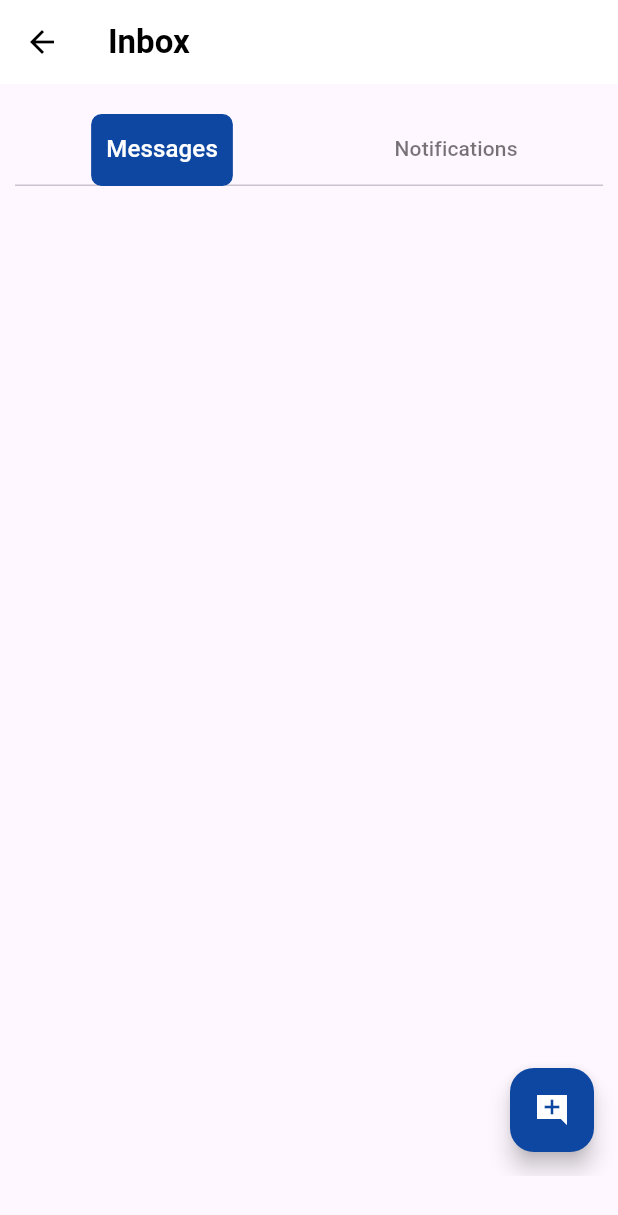
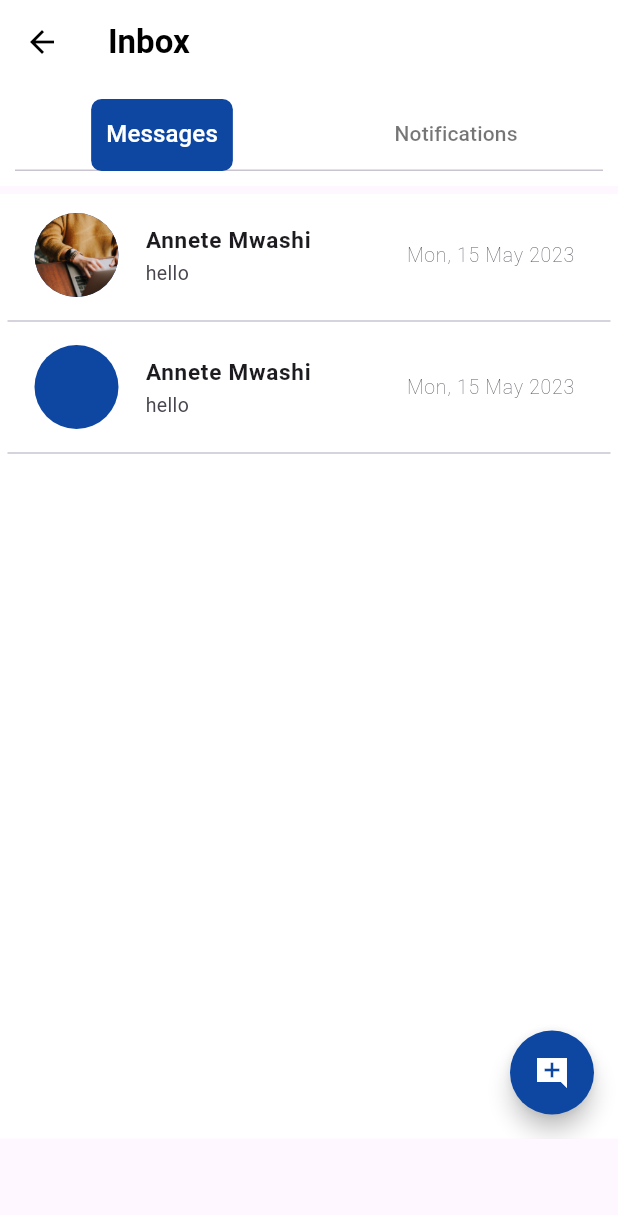
Before and after one commit to Bratipah/health_resources, a Flutter app: the screen it shows after launch, on a phone screen of 412 x 824 dp. Shown: the top 1215 px of the screen. Run offline on Flutter 3.47's test engine with Material 2 defaults, Android fonts, the phone set to English and light mode, and no system bars; our stand-ins replace equatable, flutter_bloc.

Commit message:
add messages

```diff
--- a/lib/core/features/inbox/presentation/widgets/Messages.dart
+++ b/lib/core/features/inbox/presentation/widgets/Messages.dart
@@ -11,14 +11,29 @@ class _MessagesState extends State<Messages> {
   @override
   Widget build(BuildContext context) {
     return Scaffold(
+      backgroundColor: Colors.white,
       floatingActionButton: FloatingActionButton(
         backgroundColor: Colors.blue[900],
+        shape: CircleBorder(side: BorderSide(color: Colors.transparent)),
         onPressed: () {},
         child: Icon(Icons.add_comment_sharp,color: Colors.white,),
       ),
-      body: ListView(
+      body: ListView(padding: EdgeInsets.all(5),
         children: [
-
+          ListTile(
+            leading: CircleAvatar(radius: 30,foregroundImage: AssetImage("assets/christin-hume-Hcfwew744z4-unsplash.jpg"),backgroundColor: Colors.blue[900],),
+            trailing: Text("Mon, 15 May 2023", style: TextStyle(fontWeight: FontWeight.w200, fontSize: 13),),
+            title: Text("Annete Mwashi", style: TextStyle(fontWeight: FontWeight.bold, fontSize: 15),),
+            subtitle: Text("hello",style: TextStyle(fontWeight: FontWeight.w400, fontSize: 13),),
+          ),
+          Divider(),
+          ListTile(
+            leading: CircleAvatar(radius: 30,backgroundColor: Colors.blue[900]),
+            trailing: Text("Mon, 15 May 2023", style: TextStyle(fontWeight: FontWeight.w200, fontSize: 13),),
+            title: Text("Annete Mwashi", style: TextStyle(fontWeight: FontWeight.bold, fontSize: 15),),
+            subtitle: Text("hello",style: TextStyle(fontWeight: FontWeight.w400, fontSize: 13),),
+          ),
+          Divider(),
         ],
       ),
     );
--- a/lib/core/features/inbox/presentation/widgets/chatPage.dart
+++ b/lib/core/features/inbox/presentation/widgets/chatPage.dart
@@ -44,7 +44,7 @@ class _ChatPageState extends State<ChatPage>
                     )));
               },
             ),
-            backgroundColor: Colors.transparent,
+            backgroundColor: Colors.white,
             elevation: 0,
             title: Text(
               "Inbox",
@@ -52,15 +52,16 @@ class _ChatPageState extends State<ChatPage>
             ),
           ),
           body: Container(
-            color: Colors.transparent,
+            color: Colors.white,
             child: DefaultTabController(
               length: 2,
               child: Scaffold(
                 body: Column(
+
                   children: [
                     Container(
-                      margin: EdgeInsets.only(top: 10),
-                      color: Colors.transparent,
+                      margin: EdgeInsets.only(bottom: 5),
+                      color: Colors.white,
                       child: Padding(
                         padding: EdgeInsets.all(10),
                         child: Align(
@@ -103,7 +104,7 @@ class _ChatPageState extends State<ChatPage>
                     Container(
                       width: double.maxFinite,
                       //bottom overflowed
-                      height: 650,
+                      height: 630,
                       child: TabBarView(
                         controller: _controller,
                         children: [
```
